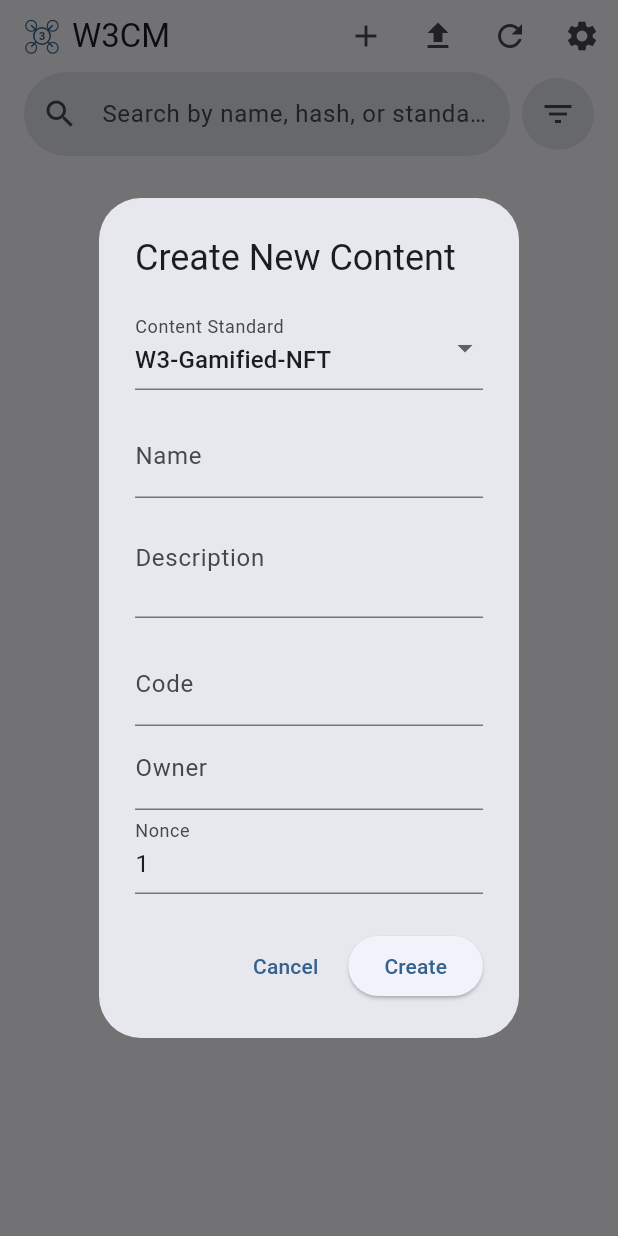
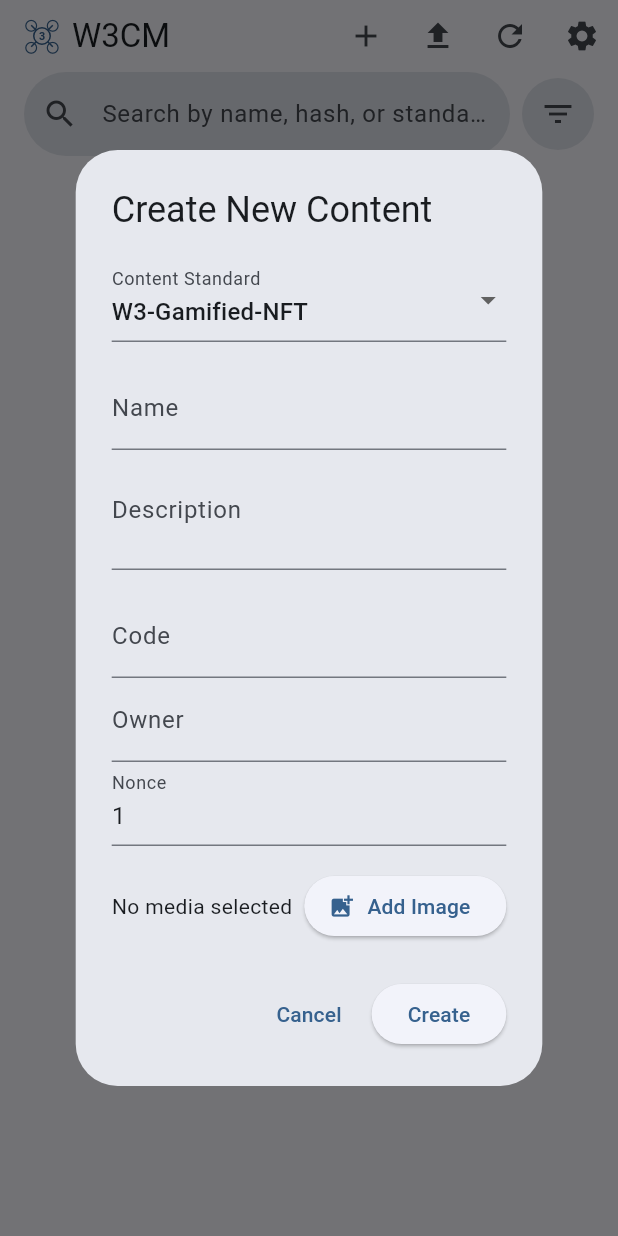
Before and after one commit to omeroooor/web3-content-manager, a Flutter app: the screen it shows after launch, after a tap on the "add" icon, on a phone screen of 412 x 824 dp. Run offline on Flutter 3.47's test engine with Material 3 defaults, Android fonts, the phone set to English and light mode, and no system bars; our stand-ins replace convert, cross_file, file_picker, share_plus, shared_preferences; missing offline and left inert: pointycastle; statements that could not run were skipped.

Commit message:
restore the image field in the  W3-Gamified-NFT standard content creation

```diff
--- a/lib/providers/content_provider.dart
+++ b/lib/providers/content_provider.dart
@@ -144,15 +144,18 @@ class ContentProvider with ChangeNotifier {
 
         final standardName = result['standard'] as String;
         final files = <File>[];
-
-        // Handle standard-specific files
-        if (standardName == 'W3-S-POST-NFT' && result.containsKey('mediaFile')) {
-          files.add(File(result['mediaFile']));
+        if (result.containsKey('mediaFile')) {
+          final mediaPath = result['mediaFile'] as String;
+          if (mediaPath.isNotEmpty) {
+            files.add(File(mediaPath));
+          }
         }
 
         final standardData = Map<String, dynamic>.from(result)
           ..remove('standard')
           ..remove('mediaFile');
+
+        print('Initial standardData: $standardData');
 
         // Create the content
         final content = await _service.createContent(
--- a/lib/widgets/standard_content_form_dialog.dart
+++ b/lib/widgets/standard_content_form_dialog.dart
@@ -102,6 +102,34 @@ class _StandardContentFormDialogState extends State<StandardContentFormDialog> {
             return null;
           },
         ),
+        const SizedBox(height: 16),
+        Row(
+          children: [
+            Expanded(
+              child: Text(
+                _mediaFile != null
+                    ? 'Selected: ${_mediaFile!.path.split('/').last}'
+                    : 'No media selected',
+                style: Theme.of(context).textTheme.bodyMedium,
+                overflow: TextOverflow.ellipsis,
+              ),
+            ),
+            const SizedBox(width: 8),
+            ElevatedButton.icon(
+              onPressed: _isLoading ? null : _pickMedia,
+              icon: const Icon(Icons.add_photo_alternate),
+              label: const Text('Add Image'),
+            ),
+          ],
+        ),
+        if (_mediaFile != null) ...[
+          const SizedBox(height: 8),
+          TextButton.icon(
+            onPressed: () => setState(() => _mediaFile = null),
+            icon: const Icon(Icons.clear),
+            label: const Text('Remove Image'),
+          ),
+        ],
       ],
     );
   }
@@ -181,7 +209,10 @@ class _StandardContentFormDialogState extends State<StandardContentFormDialog> {
                 }).toList(),
                 onChanged: (value) {
                   if (value != null) {
-                    setState(() => _selectedStandard = value);
+                    setState(() {
+                      _selectedStandard = value;
+                      _mediaFile = null; // Clear media file when switching standards
+                    });
                   }
                 },
               ),
@@ -233,10 +264,20 @@ class _StandardContentFormDialogState extends State<StandardContentFormDialog> {
                     };
 
                     if (_selectedStandard == 'W3-Gamified-NFT') {
+                      if (_mediaFile == null) {
+                        ScaffoldMessenger.of(context).showSnackBar(
+                          const SnackBar(
+                            content: Text('Please select an image file'),
+                            backgroundColor: Colors.red,
+                          ),
+                        );
+                        return;
+                      }
                       result.addAll({
                         'code': _codeController.text,
                         'owner': _ownerController.text,
-                        'nonce': _nonceController.text, // Keep as string, service will parse
+                        'nonce': _nonceController.text,
+                        'mediaFile': _mediaFile!.path,
                       });
                     } else {
                       result.addAll({
```
